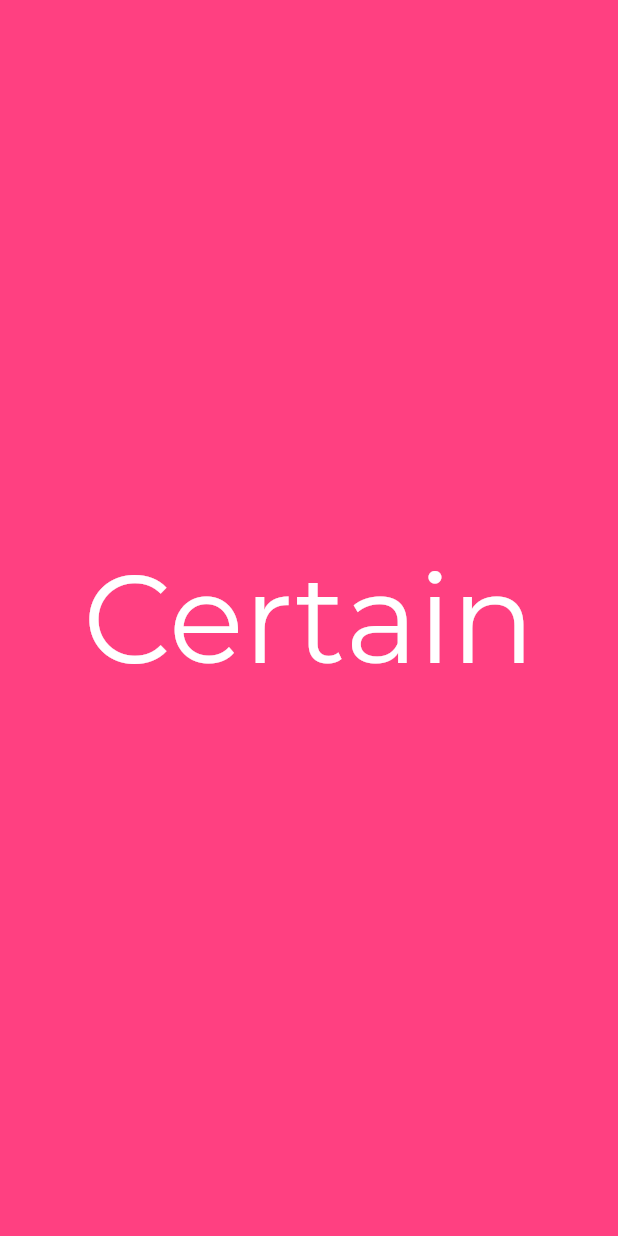
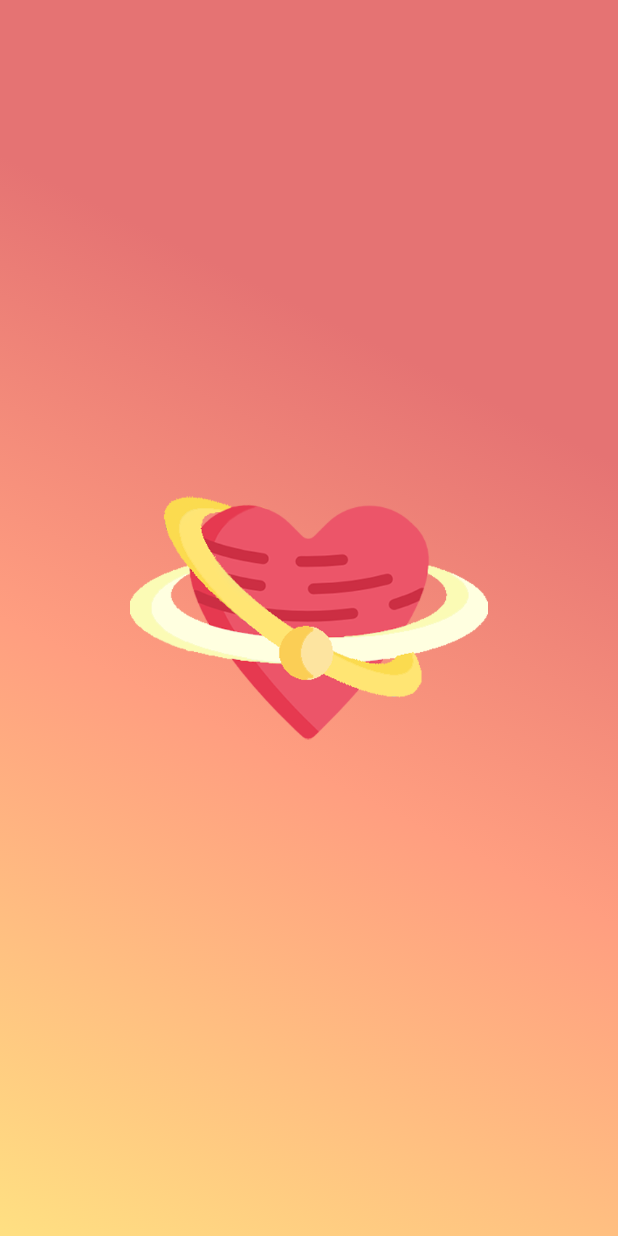
Before and after one commit to KyleESP/certain, a Flutter app: the SplashScreen screen opened directly, on a phone screen of 412 x 824 dp. Run offline on Flutter 3.47's test engine with Material 2 defaults, Android fonts, the phone set to English and light mode, and no system bars; our stand-ins replace bloc, cloud_firestore, dropdown_search, equatable, extended_image, file_picker and 9 more; missing offline and left inert: circle_button; accounts and stored records are empty.

Commit message:
#17 - Modif Splash screen

```diff
--- a/lib/ui/pages/splash_screen.dart
+++ b/lib/ui/pages/splash_screen.dart
@@ -8,17 +8,15 @@ class SplashScreen extends StatelessWidget {
     Size size = MediaQuery.of(context).size;
 
     return Scaffold(
-      backgroundColor: backgroundColor,
       body: Container(
+        decoration: BoxDecoration(
+          gradient: gradient,
+        ),
         width: size.width,
+        height: size.height,
         child: Center(
-          child: Text(
-            "Certain",
-            style: TextStyle(
-              color: Colors.white,
-              fontSize: size.width * 0.2,
-            ),
-          ),
+          child: Image.asset('assets/images/logo.png',
+              height: size.width * 0.6, width: size.width * 0.6),
         ),
       ),
     );
```
Also changed, not shown: lib/ui/pages/settings.dart (+7 -1 lines), lib/ui/pages/sign_in.dart (+2 -13 lines).
